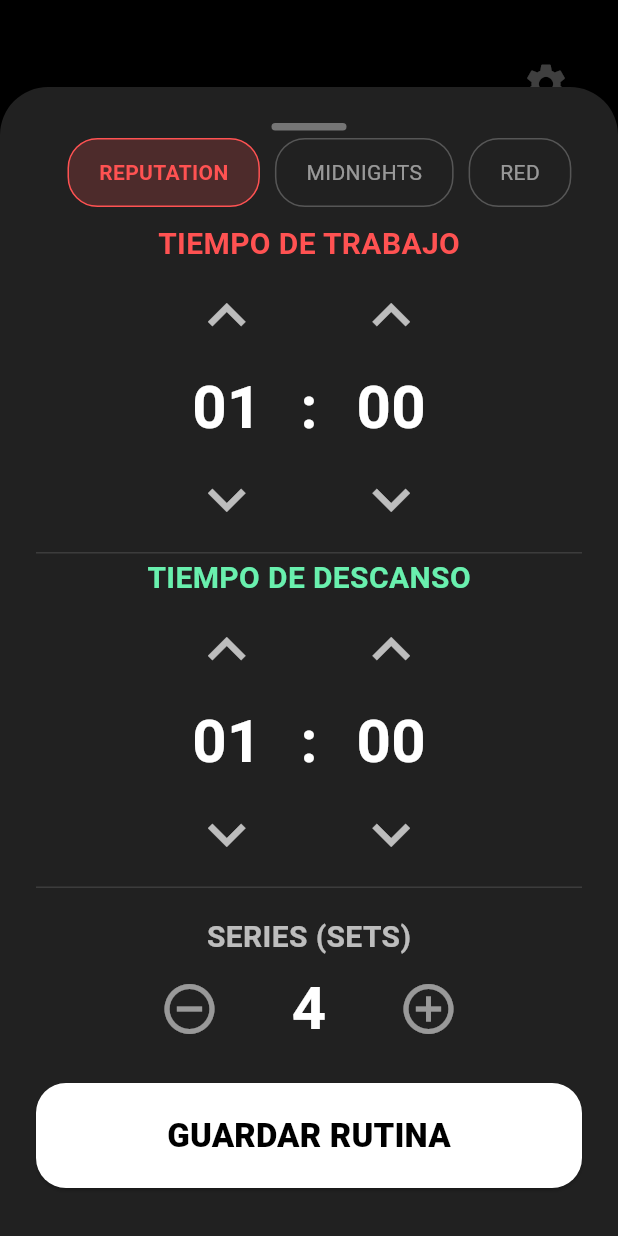
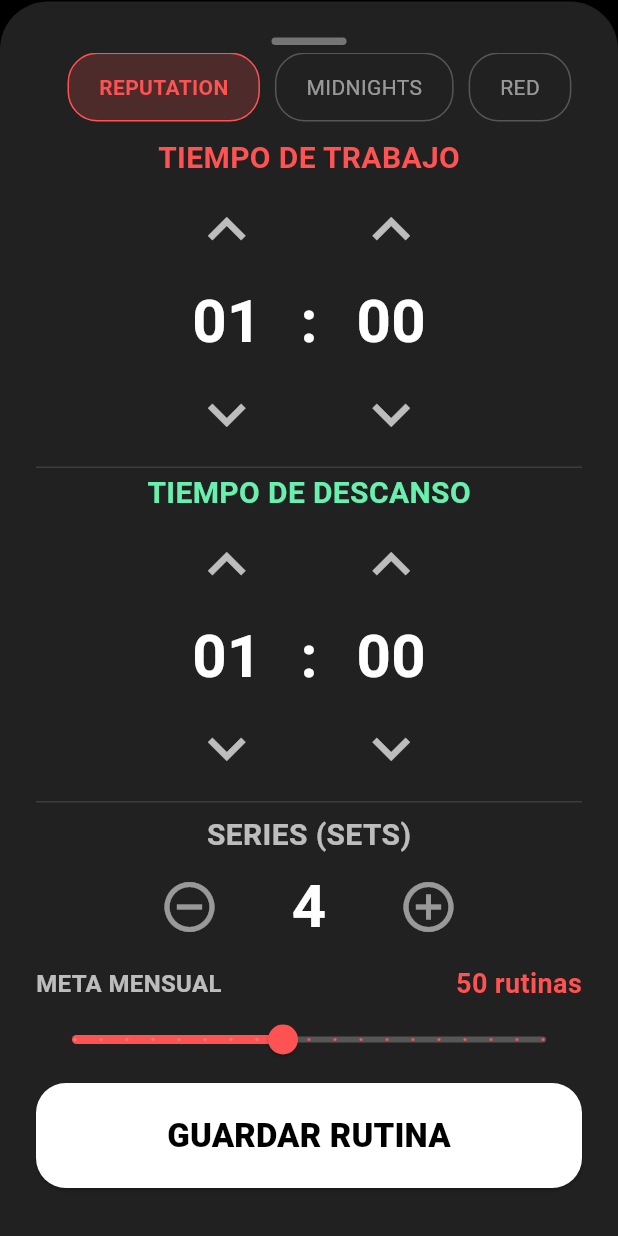
Before and after one commit to elenaahc/replift, a Flutter app: the screen it shows after launch, after a tap on the "settings" icon, on a phone screen of 412 x 824 dp. Run offline on Flutter 3.47's test engine with Material 3 defaults, Android fonts, the phone set to English and light mode, and no system bars; our stand-ins replace audioplayers, flutter_riverpod, shared_preferences, vibration, wakelock_plus.

Commit message:
V1.4 Se agrega slider editable para meta de rutinas

```diff
--- a/lib/features/timer/presentation/widgets/settings_modal.dart
+++ b/lib/features/timer/presentation/widgets/settings_modal.dart
@@ -2,6 +2,7 @@
 import 'package:flutter_riverpod/flutter_riverpod.dart';
 import 'package:gym_app/core/theme.dart';
 import 'package:gym_app/core/theme_provider.dart';
+import 'package:gym_app/features/timer/providers/stats_provider.dart';
 import '../../providers/timer_notifier.dart';
 
 class SettingsModal extends ConsumerStatefulWidget {
@@ -15,6 +16,7 @@
   late int _workTime;
   late int _restTime;
   late int _sets;
+  late int _targetGoal;
 
   @override
   void initState() {
@@ -23,6 +25,7 @@
     _workTime = notifier.workTime;
     _restTime = notifier.restTime;
     _sets = notifier.initialSets;
+    _targetGoal = ref.read(statsProvider).targetRoutines;
   }
 
   // Interfaz de columnas tipo "Reloj" para ajustar minutos y segundos por separado
@@ -123,7 +126,7 @@
   // El selector de sets se mantiene horizontal porque los números son pequeños
   Widget _buildSetsSelector() {
     return Padding(
-      padding: const EdgeInsets.symmetric(vertical: 16.0),
+      padding: const EdgeInsets.symmetric(vertical: 5.0),
       child: Column(
         children: [
           const Text(
@@ -171,6 +174,53 @@
           ),
         ],
       ),
+    );
+  }
+
+  Widget _buildTargetSelector() {
+    return Column(
+      children: [
+        Padding(
+          padding: const EdgeInsets.only(top: 5.0),
+          child: Row(
+            mainAxisAlignment: MainAxisAlignment.spaceBetween,
+            children: [
+              const Text(
+                "META MENSUAL",
+                style: TextStyle(
+                  fontSize: 16,
+                  fontWeight: FontWeight.bold,
+                  color: Colors.white70,
+                ),
+              ),
+              // Mostramos el valor actual dinámicamente
+              Text(
+                "$_targetGoal rutinas",
+                style: TextStyle(
+                  fontSize: 18,
+                  fontWeight: FontWeight.bold,
+                  color: Theme.of(context).colorScheme.primary,
+                ),
+              ),
+            ],
+          ),
+        ),
+        Slider(
+          value: _targetGoal.toDouble().clamp(10.0, 100.0),
+          min: 10,
+          max: 100,
+          divisions:
+              18, // Esto hace que salte de 5 en 5 (10, 15, 20... hasta 100)
+          label: _targetGoal.toString(),
+          activeColor: Theme.of(context).colorScheme.primary,
+          inactiveColor: Colors.white24,
+          onChanged: (double value) {
+            setState(() {
+              _targetGoal = value.round();
+            });
+          },
+        ),
+      ],
     );
   }
 
@@ -278,6 +328,8 @@
 
             _buildSetsSelector(),
 
+            _buildTargetSelector(),
+
             const SizedBox(height: 5),
 
             // Botón Inmenso de Guardado
@@ -293,6 +345,8 @@
                         rest: _restTime,
                         sets: _sets,
                       );
+
+                  ref.read(statsProvider.notifier).updateTarget(_targetGoal);
                   Navigator.pop(context);
                 },
                 style: ElevatedButton.styleFrom(
--- a/lib/features/timer/providers/stats_provider.dart
+++ b/lib/features/timer/providers/stats_provider.dart
@@ -3,9 +3,9 @@
 
 class MonthlyStats {
   final int routinesCompleted;
-  final int targetRoutines = 50; // Tu meta mensual
+  final int targetRoutines; // Tu meta mensual
 
-  MonthlyStats({required this.routinesCompleted});
+  MonthlyStats({required this.routinesCompleted, required this.targetRoutines});
 }
 
 class StatsNotifier extends Notifier<MonthlyStats> {
@@ -16,16 +16,32 @@
     final savedMonth = prefs.getInt('currentMonth') ?? DateTime.now().month;
     final currentMonth = DateTime.now().month;
 
+    // Cargamos la meta guardada, o 50 por defecto
+    final savedTarget = prefs.getInt('targetRoutines') ?? 50;
+
     // Si cambiamos de mes, reiniciamos el contador a 0
     if (savedMonth != currentMonth) {
       prefs.setInt('currentMonth', currentMonth);
       prefs.setInt('monthlyRoutines', 0);
-      return MonthlyStats(routinesCompleted: 0);
+      return MonthlyStats(routinesCompleted: 0, targetRoutines: savedTarget);
     }
 
     // Si seguimos en el mismo mes, cargamos las rutinas hechas
     final routines = prefs.getInt('monthlyRoutines') ?? 0;
-    return MonthlyStats(routinesCompleted: routines);
+    return MonthlyStats(
+      routinesCompleted: routines,
+      targetRoutines: savedTarget,
+    );
+  }
+
+  // Nuevo método para actualizar la meta
+  void updateTarget(int newTarget) {
+    final prefs = ref.read(sharedPrefsProvider);
+    prefs.setInt('targetRoutines', newTarget);
+    state = MonthlyStats(
+      routinesCompleted: state.routinesCompleted,
+      targetRoutines: newTarget,
+    );
   }
 
   void addCompletedRoutine() {
@@ -42,7 +58,10 @@
     }
 
     prefs.setInt('monthlyRoutines', newTotal);
-    state = MonthlyStats(routinesCompleted: newTotal);
+    state = MonthlyStats(
+      routinesCompleted: newTotal,
+      targetRoutines: state.targetRoutines,
+    );
   }
 }
 
```
Also changed, not shown: 1 other file.
